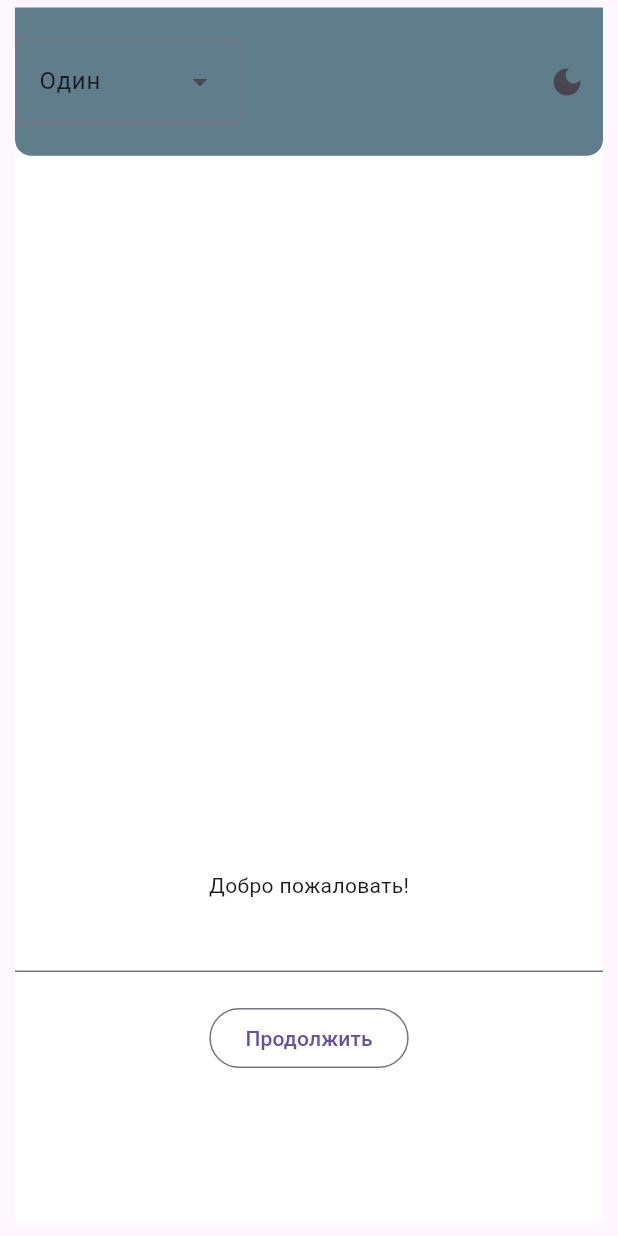
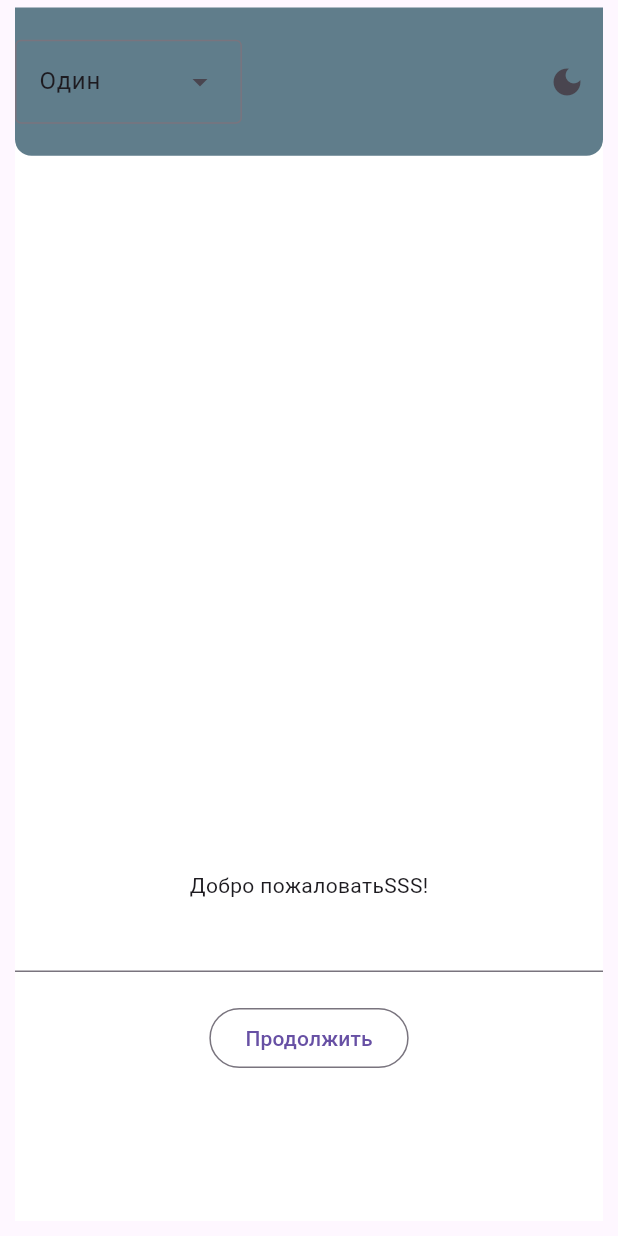
Before and after one commit to efedotof/vaultly, a Flutter app: the AuthScreen screen opened directly, on a phone screen of 412 x 824 dp. Run offline on Flutter 3.47's test engine with Material 3 defaults, Android fonts, the phone set to English and light mode, and no system bars; our stand-ins replace flutter_secure_storage, get, shared_preferences; missing offline and left inert: cryptography, dart:html; accounts and stored records are empty; statements that could not run were skipped.

```diff
--- a/lib/features/auth/view/auth_screen.dart
+++ b/lib/features/auth/view/auth_screen.dart
@@ -26,7 +26,7 @@ class AuthScreen extends StatelessWidget {
                     crossAxisAlignment: CrossAxisAlignment.center,
                     mainAxisAlignment: MainAxisAlignment.end,
                     children: [
-                      Text("Добро пожаловать!"),
+                      Text("Добро пожаловатьSSS!"),
 
                       TextField(
                         onChanged: (value) {
```
Also changed, not shown: .devcontainer/devcontainer.json, 1 other file.
